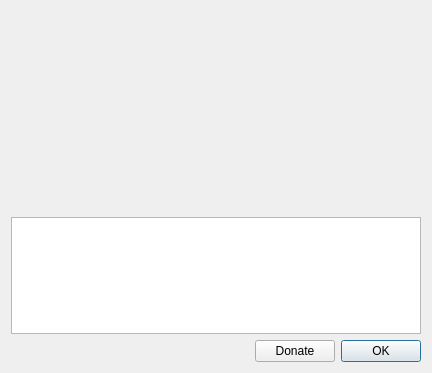
Old version of the form src/app/gui/dialogs/aboutdialog.ui in the repository theall/leveleditor.
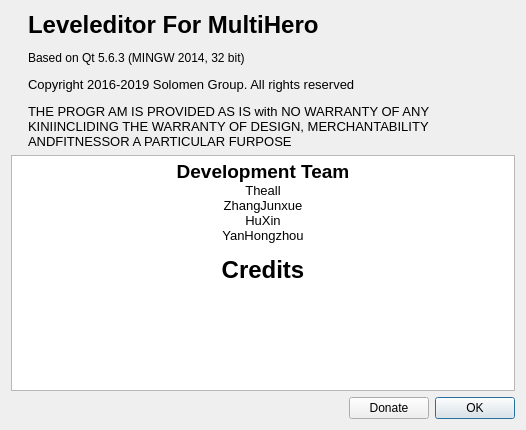
New version of the form. Icons and pictures are not drawn.

Commit message: adjust about dialog

```diff
--- a/src/app/gui/dialogs/aboutdialog.ui
+++ b/src/app/gui/dialogs/aboutdialog.ui
@@ -6,38 +6,34 @@
    <rect>
     <x>0</x>
     <y>0</y>
-    <width>432</width>
-    <height>373</height>
+    <width>526</width>
+    <height>430</height>
    </rect>
   </property>
   <property name="windowTitle">
    <string>About</string>
   </property>
-  <layout class="QVBoxLayout" name="verticalLayout_3">
-   <property name="sizeConstraint">
-    <enum>QLayout::SetDefaultConstraint</enum>
-   </property>
+  <layout class="QVBoxLayout" name="verticalLayout">
    <item>
-    <layout class="QHBoxLayout" name="logoLayout">
+    <layout class="QHBoxLayout" name="horizontalLayout" stretch="0,0">
+     <property name="spacing">
+      <number>5</number>
+     </property>
+     <property name="sizeConstraint">
+      <enum>QLayout::SetDefaultConstraint</enum>
+     </property>
+     <property name="leftMargin">
+      <number>5</number>
+     </property>
+     <property name="rightMargin">
+      <number>5</number>
+     </property>
      <item>
-      <spacer name="horizontalSpacer">
-       <property name="orientation">
-        <enum>Qt::Horizontal</enum>
-       </property>
-       <property name="sizeHint" stdset="0">
+      <widget class="QLabel" name="label">
+       <property name="maximumSize">
         <size>
-         <width>0</width>
-         <height>20</height>
-        </size>
-       </property>
-      </spacer>
-     </item>
-     <item>
-      <widget class="QLabel" name="logo">
-       <property name="minimumSize">
-        <size>
-         <width>400</width>
-         <height>200</height>
+         <width>164</width>
+         <height>178</height>
         </size>
        </property>
        <property name="text">
@@ -52,22 +48,56 @@
       </widget>
      </item>
      <item>
-      <spacer name="horizontalSpacer_2">
-       <property name="orientation">
-        <enum>Qt::Horizontal</enum>
+      <widget class="QLabel" name="label_2">
+       <property name="sizePolicy">
+        <sizepolicy hsizetype="Expanding" vsizetype="Preferred">
+         <horstretch>0</horstretch>
+         <verstretch>0</verstretch>
+        </sizepolicy>
        </property>
-       <property name="sizeHint" stdset="0">
+       <property name="minimumSize">
         <size>
-         <width>0</width>
-         <height>20</height>
+         <width>240</width>
+         <height>0</height>
         </size>
        </property>
-      </spacer>
+       <property name="acceptDrops">
+        <bool>false</bool>
+       </property>
+       <property name="autoFillBackground">
+        <bool>false</bool>
+       </property>
+       <property name="text">
+        <string>&lt;html&gt;&lt;head/&gt;&lt;body&gt;&lt;p&gt;&lt;span style=&quot; font-size:18pt; font-weight:600;&quot;&gt;Leveleditor For MultiHero&lt;/span&gt;&lt;/p&gt;&lt;p&gt;Based on Qt 5.6.3 (MINGW 2014, 32 bit)&lt;/p&gt;&lt;p&gt;&lt;span style=&quot; font-size:10pt;&quot;&gt;Copyright 2016-2019 Solomen Group. All rights reserved&lt;/span&gt;&lt;/p&gt;&lt;p&gt;&lt;span style=&quot; font-size:10pt;&quot;&gt;THE PROGR AM IS PROVIDED AS IS with NO WARRANTY OF ANY KINIINCLIDING THE WARRANTY OF DESIGN, MERCHANTABILITY ANDFITNESSOR A PARTICULAR FURPOSE&lt;/span&gt;&lt;/p&gt;&lt;/body&gt;&lt;/html&gt;</string>
+       </property>
+       <property name="scaledContents">
+        <bool>false</bool>
+       </property>
+       <property name="wordWrap">
+        <bool>true</bool>
+       </property>
+       <property name="openExternalLinks">
+        <bool>false</bool>
+       </property>
+      </widget>
      </item>
     </layout>
    </item>
    <item>
     <widget class="QTextBrowser" name="textBrowser">
+     <property name="html">
+      <string>&lt;!DOCTYPE HTML PUBLIC &quot;-//W3C//DTD HTML 4.0//EN&quot; &quot;http://www.w3.org/TR/REC-html40/strict.dtd&quot;&gt;
+&lt;html&gt;&lt;head&gt;&lt;meta name=&quot;qrichtext&quot; content=&quot;1&quot; /&gt;&lt;style type=&quot;text/css&quot;&gt;
+p, li { white-space: pre-wrap; }
+&lt;/style&gt;&lt;/head&gt;&lt;body style=&quot; font-family:'SimSun'; font-size:9pt; font-weight:400; font-style:normal;&quot;&gt;
+&lt;p align=&quot;center&quot; style=&quot; margin-top:0px; margin-bottom:0px; margin-left:0px; margin-right:0px; -qt-block-indent:0; text-indent:0px;&quot;&gt;&lt;span style=&quot; font-family:'sans serif,tahoma,verdana,helvetica'; font-size:14pt; font-weight:600; color:#000000;&quot;&gt;Development Team&lt;/span&gt;&lt;/p&gt;
+&lt;p align=&quot;center&quot; style=&quot; margin-top:0px; margin-bottom:0px; margin-left:0px; margin-right:0px; -qt-block-indent:0; text-indent:0px;&quot;&gt;&lt;span style=&quot; font-family:'sans serif,tahoma,verdana,helvetica'; font-size:10pt; color:#000000;&quot;&gt;Theall&lt;/span&gt;&lt;/p&gt;
+&lt;p align=&quot;center&quot; style=&quot; margin-top:0px; margin-bottom:0px; margin-left:0px; margin-right:0px; -qt-block-indent:0; text-indent:0px;&quot;&gt;&lt;span style=&quot; font-family:'sans serif,tahoma,verdana,helvetica'; font-size:10pt; color:#000000;&quot;&gt;ZhangJunxue&lt;/span&gt;&lt;/p&gt;
+&lt;p align=&quot;center&quot; style=&quot; margin-top:0px; margin-bottom:0px; margin-left:0px; margin-right:0px; -qt-block-indent:0; text-indent:0px;&quot;&gt;&lt;span style=&quot; font-family:'sans serif,tahoma,verdana,helvetica'; font-size:10pt; color:#000000;&quot;&gt;HuXin&lt;/span&gt;&lt;/p&gt;
+&lt;p align=&quot;center&quot; style=&quot; margin-top:0px; margin-bottom:0px; margin-left:0px; margin-right:0px; -qt-block-indent:0; text-indent:0px;&quot;&gt;&lt;span style=&quot; font-family:'sans serif,tahoma,verdana,helvetica'; font-size:10pt; color:#000000;&quot;&gt;YanHongzhou&lt;/span&gt;&lt;/p&gt;
+&lt;p align=&quot;center&quot; style=&quot;-qt-paragraph-type:empty; margin-top:0px; margin-bottom:0px; margin-left:0px; margin-right:0px; -qt-block-indent:0; text-indent:0px; font-family:'sans serif,tahoma,verdana,helvetica'; font-size:8pt; font-weight:600; color:#000000;&quot;&gt;&lt;br /&gt;&lt;/p&gt;
+&lt;p align=&quot;center&quot; style=&quot; margin-top:0px; margin-bottom:0px; margin-left:0px; margin-right:0px; -qt-block-indent:0; text-indent:0px;&quot;&gt;&lt;span style=&quot; font-family:'sans serif,tahoma,verdana,helvetica'; font-size:xx-large; font-weight:600; color:#000000;&quot;&gt;Credits&lt;/span&gt;&lt;/p&gt;&lt;/body&gt;&lt;/html&gt;</string>
+     </property>
      <property name="openExternalLinks">
       <bool>true</bool>
      </property>
```
Left out of the diff: 9 changed lines with no effect on the pictures. The commit also changes 3 other files.
